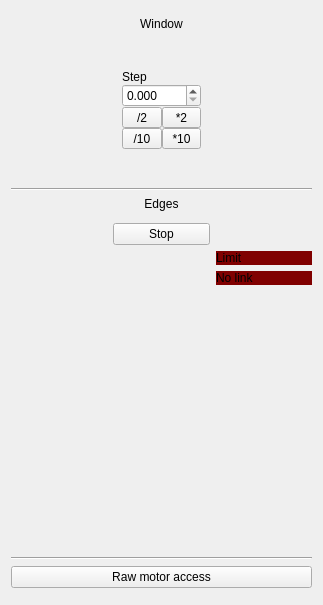
Qt form share/imblSlits/slits.ui (AustralianSynchrotron/imblSlits) before a commit.
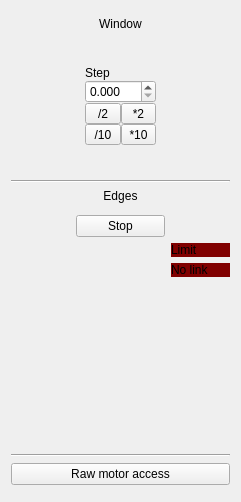
The same form after that commit. Custom widgets are drawn as their Qt base class.

```diff
--- a/share/imblSlits/slits.ui
+++ b/share/imblSlits/slits.ui
@@ -6,8 +6,8 @@
    <rect>
     <x>0</x>
     <y>0</y>
-    <width>323</width>
-    <height>605</height>
+    <width>241</width>
+    <height>502</height>
    </rect>
   </property>
   <property name="windowTitle">
@@ -264,20 +264,51 @@
      </property>
     </widget>
    </item>
-   <item row="4" column="2">
-    <widget class="QWidget" name="layFaceTab" native="true">
-     <layout class="QVBoxLayout" name="layout_1"/>
-    </widget>
-   </item>
    <item row="2" column="0">
     <widget class="QWidget" name="layFaceFam" native="true">
      <layout class="QVBoxLayout" name="layout_2">
+      <property name="spacing">
+       <number>0</number>
+      </property>
+      <property name="leftMargin">
+       <number>0</number>
+      </property>
+      <property name="topMargin">
+       <number>0</number>
+      </property>
+      <property name="rightMargin">
+       <number>0</number>
+      </property>
+      <property name="bottomMargin">
+       <number>0</number>
+      </property>
       <item>
        <widget class="Face" name="face" native="true"/>
       </item>
      </layout>
     </widget>
    </item>
+   <item row="4" column="2">
+    <widget class="QWidget" name="layFaceTab" native="true">
+     <layout class="QVBoxLayout" name="layout_1">
+      <property name="spacing">
+       <number>0</number>
+      </property>
+      <property name="leftMargin">
+       <number>0</number>
+      </property>
+      <property name="topMargin">
+       <number>0</number>
+      </property>
+      <property name="rightMargin">
+       <number>0</number>
+      </property>
+      <property name="bottomMargin">
+       <number>0</number>
+      </property>
+     </layout>
+    </widget>
+   </item>
   </layout>
  </widget>
  <customwidgets>
```
